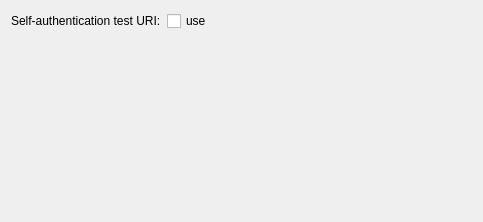
Governikus/AusweisApp, file src/ui/widget/DeveloperSettingsWidget.ui: the form before one commit.
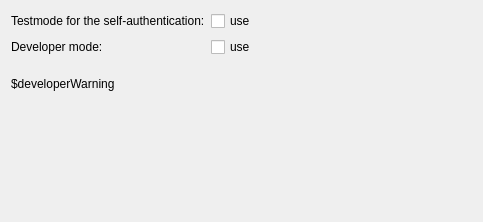
The form after the commit.

Patch:
```diff
--- a/src/ui/widget/DeveloperSettingsWidget.ui
+++ b/src/ui/widget/DeveloperSettingsWidget.ui
@@ -12,7 +12,7 @@
   </property>
   <layout class="QVBoxLayout" name="verticalLayout">
    <property name="spacing">
-    <number>0</number>
+    <number>20</number>
    </property>
    <item>
     <widget class="QWidget" name="widget" native="true">
@@ -38,7 +38,7 @@
          <enum>Qt::TabFocus</enum>
         </property>
         <property name="text">
-         <string>Self-authentication test URI:</string>
+         <string>Testmode for the self-authentication:</string>
         </property>
        </widget>
       </item>
@@ -52,9 +52,45 @@
         </property>
        </widget>
       </item>
+      <item row="1" column="0">
+       <widget class="QLabel" name="devmodeLabel">
+        <property name="enabled">
+         <bool>true</bool>
+        </property>
+        <property name="focusPolicy">
+         <enum>Qt::TabFocus</enum>
+        </property>
+        <property name="text">
+         <string>Developer mode:</string>
+        </property>
+       </widget>
+      </item>
+      <item row="1" column="1">
+       <widget class="QCheckBox" name="chkbDeveloperMode">
+        <property name="enabled">
+         <bool>true</bool>
+        </property>
+        <property name="text">
+         <string>use</string>
+        </property>
+       </widget>
+      </item>
      </layout>
     </widget>
    </item>
+   <item>
+    <widget class="QLabel" name="lblDeveloperModeWarning">
+     <property name="text">
+      <string notr="true">$developerWarning</string>
+     </property>
+     <property name="wordWrap">
+      <bool>true</bool>
+     </property>
+     <property name="focusPolicy">
+      <enum>Qt::TabFocus</enum>
+     </property>
+    </widget>
+   </item>
    <item>
     <spacer name="verticalSpacer">
      <property name="orientation">
```
